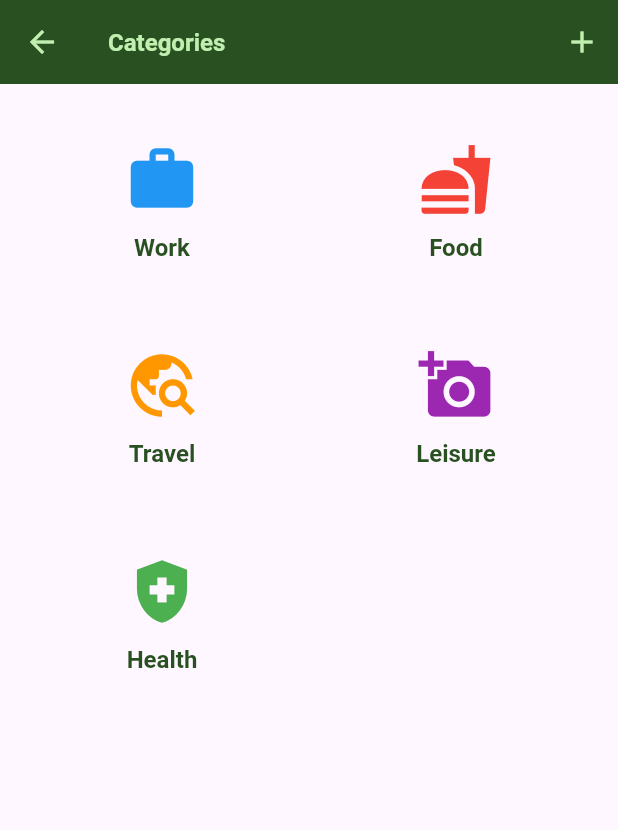
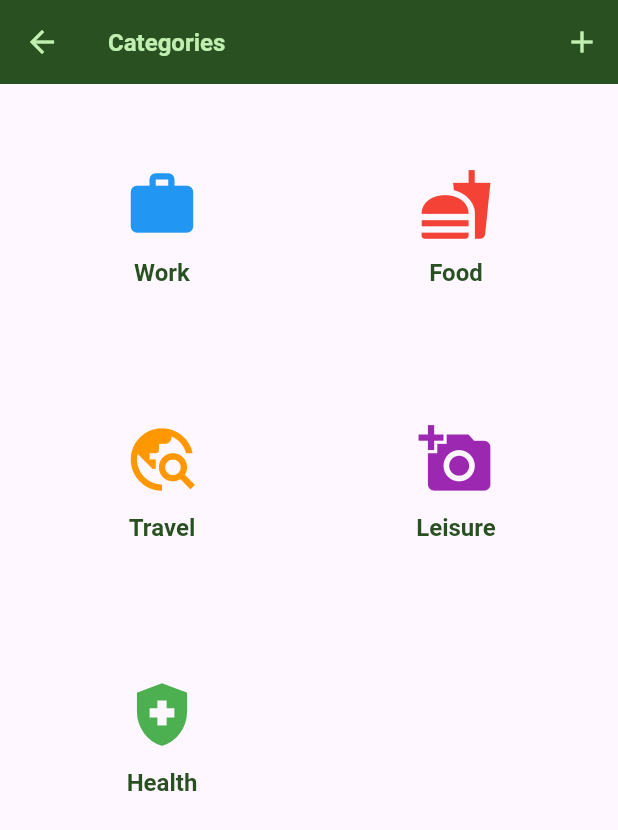
Before and after one commit to jlogicsoftware/prudent, a Flutter app: the NavigationDesktop screen opened directly, after a tap on the "dashboard customize" icon, on a phone screen of 412 x 824 dp. Shown: the top 830 px of the screen. Run offline on Flutter 3.47's test engine with Material 3 defaults, Android fonts, the phone set to English and light mode, and no system bars; our stand-ins replace google_fonts.

Commit message:
fix rail UI

```diff
--- a/lib/main.dart
+++ b/lib/main.dart
@@ -5,7 +5,6 @@ import 'package:google_fonts/google_fonts.dart';
 import 'package:prudent/navigation/navigation.dart';
 import 'package:prudent/record/records.dart';
 import 'package:prudent/screens/categories.dart';
-import 'package:prudent/screens/category_records.dart';
 
 var kColorScheme = ColorScheme.fromSeed(
   seedColor: const Color.fromARGB(255, 0, 255, 0),
--- a/lib/navigation/navigation_desktop.dart
+++ b/lib/navigation/navigation_desktop.dart
@@ -24,19 +24,6 @@ class _NavigationDesktopState extends State<NavigationDesktop> {
   @override
   Widget build(BuildContext context) {
     return Scaffold(
-      appBar: AppBar(
-        title: Text(titles[currentPageIndex]),
-        actions: [
-          IconButton(
-            icon: const Icon(Icons.list),
-            onPressed: () => Navigator.pushNamed(context, '/records'),
-          ),
-          IconButton(
-            icon: const Icon(Icons.dashboard_customize),
-            onPressed: () => Navigator.pushNamed(context, '/categories'),
-          ),
-        ],
-      ),
       body: SafeArea(
         child: Row(
           children: <Widget>[
--- a/lib/navigation/navigation_mobile.dart
+++ b/lib/navigation/navigation_mobile.dart
@@ -26,6 +26,9 @@ class _NavigationMobileState extends State<NavigationMobile> {
     return Scaffold(
       body: pages[currentPageIndex],
       bottomNavigationBar: NavigationBar(
+        indicatorShape: const RoundedRectangleBorder(
+          borderRadius: BorderRadius.all(Radius.circular(8)),
+        ),
         destinations: List.generate(
           titles.length,
           (index) => NavigationDestination(
--- a/lib/screens/categories.dart
+++ b/lib/screens/categories.dart
@@ -33,7 +33,8 @@ class _CategoriesScreenState extends State<CategoriesScreen> {
       body: GridView(
         padding: const EdgeInsets.all(20),
         gridDelegate: SliverGridDelegateWithFixedCrossAxisCount(
-          crossAxisCount: 2,
+          crossAxisCount: isMobile(context) ? 2 : 3,
+          mainAxisExtent: isMobile(context) ? 150 : 200,
           childAspectRatio: isMobile(context) ? 1.5 : 2,
           crossAxisSpacing: 20,
           mainAxisSpacing: 20,
```
